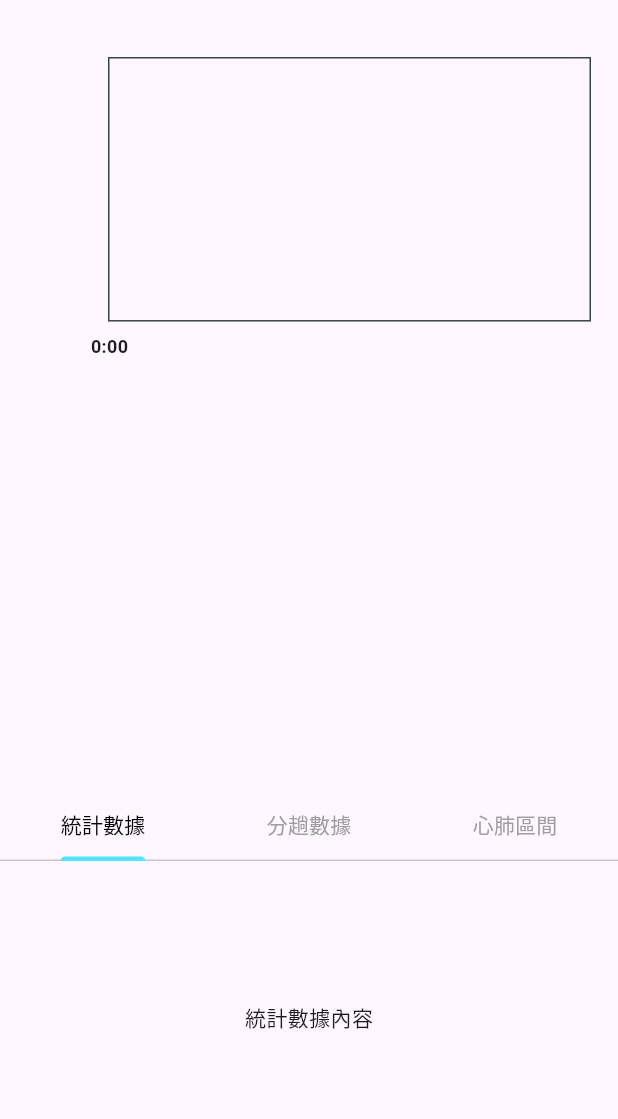
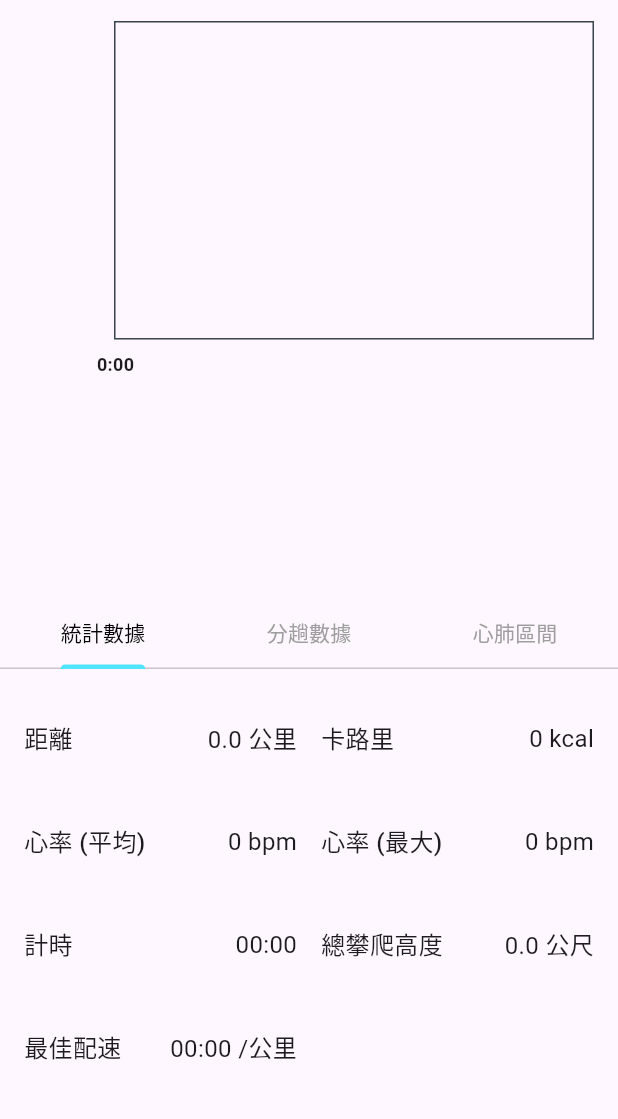
Before and after one commit to xmanflasher/dptapp, a Flutter app: the DetailPage screen opened directly with empty values, on a phone screen of 412 x 824 dp, the part 63-1182 px from its top. Run offline on Flutter 3.47's test engine with Material 3 defaults, Android fonts, the phone set to English and light mode, and no system bars; our stand-ins replace csv, equatable, flutter_bloc, flutter_blue_plus, go_router, hive and 1 more; accounts and stored records are empty; project files that could hold a hidden picture were left out.

Commit message:
feat: 更新統計頁面與新增 Duration 擴展功能
- 在 lib/presentation/pages/detail_page.dart 中，TabBarView 統計數據部分新增 _buildStatGrid
- 在 lib/presentation/pages/activities_page.dart 中，將 TextButton 的文字 'Details' 改成 IconButton，使用 Icon(Icons.query_stats)
- 新增 lib/core/extensions/duration_extensions.dart (補上版 d75e775e875b7f37bc5a5aaf7f8443cf95ce1549, Date: 2025年2月21日 下午 05:44:27)
- 新增 lib/core/extensions/duration_formatter.dart，實作 toDisplayFormat 方法

```diff
--- a/lib/presentation/pages/detail_page.dart
+++ b/lib/presentation/pages/detail_page.dart
@@ -5,6 +5,7 @@ import '../widgets/navigation_drawer_widget.dart'; // Import the NavigationDrawe
 import '../../data/repositories/detail_repository.dart';
 import '../../domain/entitis/detail.dart';
 import '../../domain/entitis/activities.dart';
+import 'package:dptapp/core/extensions/duration_formatter.dart';
 
 class DetailPage extends StatefulWidget {
   //final DateTime activityActivityDate;
@@ -64,46 +65,26 @@ class _DetailPageState extends State<DetailPage>
               children: [
                 // 上半部分顯示圖表
                 Expanded(
-                  flex: 2, // 分配較大的空間給圖表
+                  flex: 1, // 分配較大的空間給圖表
                   child: Stack(
                     children: <Widget>[
                       AspectRatio(
                         aspectRatio: 1.70,
                         child: Padding(
+                          /*
                           padding: const EdgeInsets.only(
                             right: 18,
                             left: 12,
                             top: 24,
                             bottom: 12,
                           ),
+                          */
+                          padding: const EdgeInsets.symmetric(horizontal: 16),
                           child: LineChart(
                             mainData(),
                           ),
                         ),
                       ),
-                      /*
-                //範例按鍵:切換圖表
-                SizedBox(
-                  width: 60,
-                  height: 34,
-                  child: TextButton(
-                    onPressed: () {
-                      setState(() {
-                        showAvg = !showAvg;
-                      });
-                    },
-                    child: Text(
-                      'avg',
-                      style: TextStyle(
-                        fontSize: 12,
-                        color: showAvg
-                            ? Colors.white.withOpacity(0.5)
-                            : Colors.white,
-                      ),
-                    ),
-                  ),
-                ),
-                */
                     ],
                   ),
                 ),
@@ -127,9 +108,19 @@ class _DetailPageState extends State<DetailPage>
                         child: TabBarView(
                           controller: _tabController,
                           children: [
-                            Center(child: Text('統計數據內容')),
-                            Center(child: Text('分趟數據內容')),
-                            Center(child: Text('心肺區間內容')),
+                            // 🔹 統計數據 Tab
+                      SingleChildScrollView(
+                        child: Padding(
+                          padding: const EdgeInsets.all(16.0),
+                          child: _buildStatGrid(),
+                        ),
+                      ),
+
+                      // 分趟數據 Tab
+                      const Center(child: Text('分趟數據內容（待新增）')),
+
+                      // 心肺區間 Tab
+                      const Center(child: Text('心肺區間內容（待新增）')),
                     ],
                         ),
                       ),
@@ -143,7 +134,70 @@ class _DetailPageState extends State<DetailPage>
       ),
     );
   }
+  // 🔹 使用 GridView 讓數據分成兩半顯示
+  Widget _buildStatGrid() {
+    final List<Map<String, String>> stats = [
+      {"label": "距離", "value": "${widget.activity.distance} 公里"},
+      {"label": "卡路里", "value": "${widget.activity.caloriesBurned} kcal"},
+      {"label": "心率 (平均)", "value": "${widget.activity.averageHeartRate} bpm"},
+      {"label": "心率 (最大)", "value": "${widget.activity.maxHeartRate} bpm"},
+      //{"label": "計時", "value": "${widget.activity.time} 分鐘"},
+      {"label": "計時", "value": (widget.activity.time).toDisplayFormat()},
+      {"label": "總攀爬高度", "value": "${widget.activity.totalAscent} 公尺"},
+      //{"label": "最佳配速", "value": "${widget.activity.bestPace} 分鐘/公里"},
+      {"label": "最佳配速", "value": (widget.activity.bestPace).toDisplayFormat() +" /公里"},
+    ];
 
+    return GridView.builder(
+      physics: const NeverScrollableScrollPhysics(), // 禁止 GridView 滾動
+      shrinkWrap: true, // 讓 GridView 根據內容大小調整
+      gridDelegate: const SliverGridDelegateWithFixedCrossAxisCount(
+        crossAxisCount: 2, // 🔹 讓數據分成兩列
+        crossAxisSpacing: 16.0, // 列之間的間距
+        mainAxisSpacing: 8.0, // 行之間的間距
+        childAspectRatio: 3, // 控制方塊的寬高比例
+      ),
+      itemCount: stats.length,
+      itemBuilder: (context, index) {
+        return _buildStatItem(stats[index]["label"]!, stats[index]["value"]!);
+      },
+    );
+  }
+  Widget _buildStatItem(String label, String value) {
+    return SizedBox(
+      width: (MediaQuery.of(context).size.width - 48) / 2, // 兩個並排
+      child: Padding(
+        padding: const EdgeInsets.symmetric(vertical: 4.0),
+        child: Row(
+          mainAxisAlignment: MainAxisAlignment.spaceBetween,
+          children: [
+            Text(label,
+                style: TextStyle(fontSize: 16, fontWeight: FontWeight.w500)),
+            Text(value,
+                style: TextStyle(fontSize: 16, fontWeight: FontWeight.w400)),
+          ],
+        ),
+      ),
+    );
+  }
+
+/*
+// 🔹 提取成共用的小組件
+  Widget _buildStatItem(String label, String value) {
+    return Padding(
+      padding: const EdgeInsets.symmetric(vertical: 4.0),
+      child: Row(
+        mainAxisAlignment: MainAxisAlignment.spaceBetween,
+        children: [
+          Text(label,
+              style: TextStyle(fontSize: 16, fontWeight: FontWeight.w500)),
+          Text(value,
+              style: TextStyle(fontSize: 16, fontWeight: FontWeight.w400)),
+        ],
+      ),
+    );
+  }
+*/
   // 以下方法保持不變，主要用於圖表的設置
 /*
 //原範例
@@ -228,13 +282,12 @@ class _DetailPageState extends State<DetailPage>
             return touchedSpots.map((spot) {
               return LineTooltipItem(
                 '${spot.y.toStringAsFixed(2)} km/h',
-              const TextStyle(color: Colors.white, fontWeight: FontWeight.bold),
+                const TextStyle(
+                    color: Colors.white, fontWeight: FontWeight.bold),
               );
             }).toList();
           },
-
         ),
-
         handleBuiltInTouches: true,
       ),
       gridData: FlGridData(
```
Also changed, not shown: lib/core/extensions/duration_extensions.dart (added, +72 -0 lines), lib/core/extensions/duration_formatter.dart (added, +27 -0 lines), lib/presentation/pages/activities_page.dart (+5 -2 lines). Lines whose indentation alone changed are shown as unchanged.
